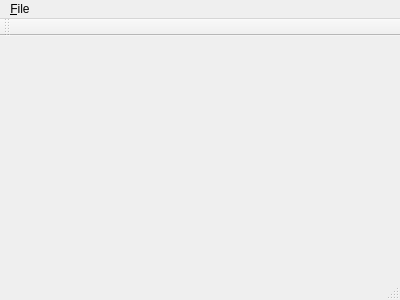
This is sources/gui.ui in kchen29/GraphicsToMusicXML as Qt 5 draws it before an edit. The edited form follows.
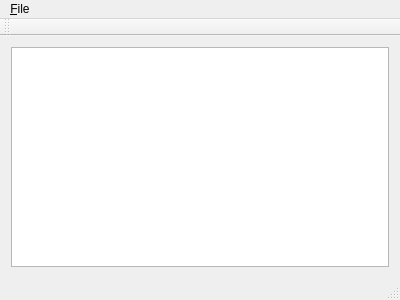
This is the edited form.

What changed in the file:
```diff
--- a/sources/gui.ui
+++ b/sources/gui.ui
@@ -13,7 +13,13 @@
   <property name="windowTitle">
    <string>GUI</string>
   </property>
-  <widget class="QWidget" name="centralWidget"/>
+  <widget class="QWidget" name="centralWidget">
+   <layout class="QHBoxLayout" name="horizontalLayout">
+    <item>
+     <widget class="QGraphicsView" name="graphicsView"/>
+    </item>
+   </layout>
+  </widget>
   <widget class="QMenuBar" name="menuBar">
    <property name="geometry">
     <rect>
```
Left out of the diff: 4 changed lines with no effect on the pictures.
